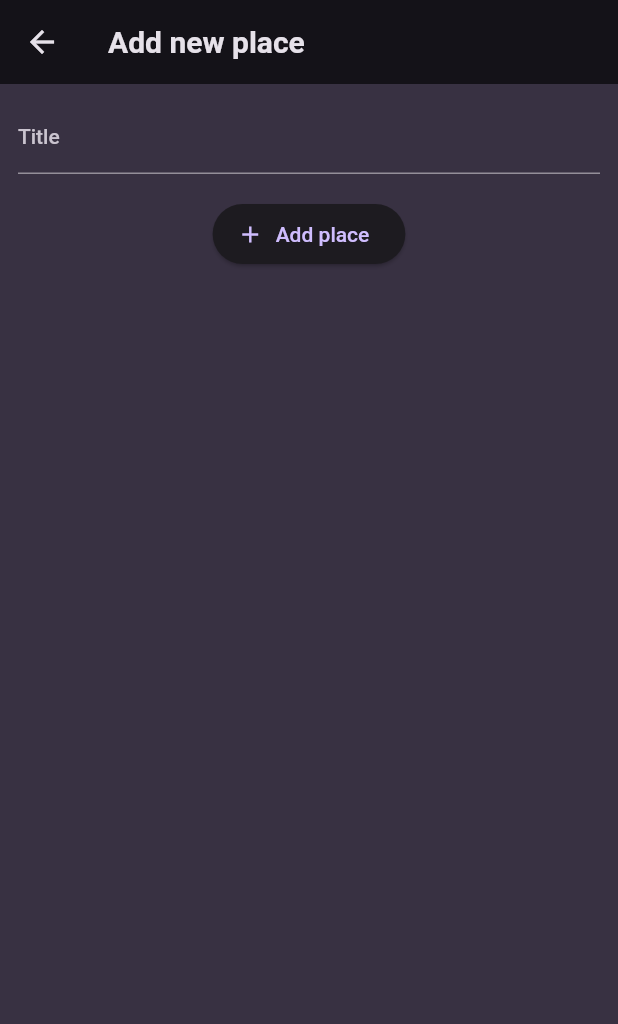
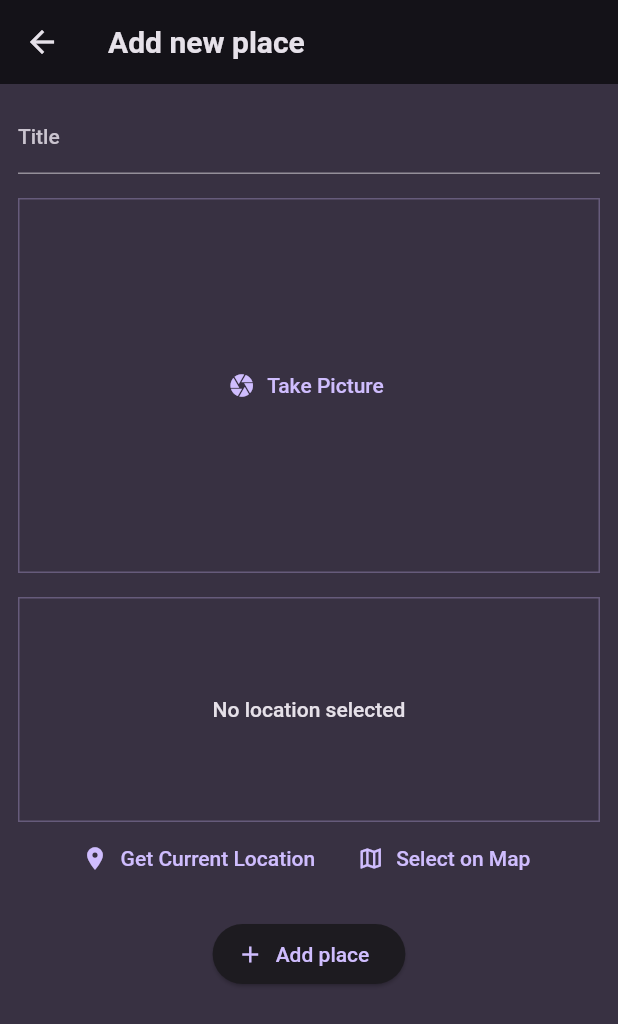
Before and after one commit to ducvt97/learn-flutter, a Flutter app: the screen it shows after launch, after a tap on the "add" icon, on a phone screen of 412 x 824 dp. Shown: the top 1024 px of the screen. Run offline on Flutter 3.47's test engine with Material 2 defaults, Android fonts, the phone set to English and light mode, and no system bars; our stand-ins replace cloud_firestore, firebase_auth, firebase_core, firebase_messaging, firebase_storage, flutter_riverpod and 4 more; accounts and stored records are empty.

Commit message:
Finish Favorite Places App

```diff
--- a/favorite_places_app/lib/providers/places.dart
+++ b/favorite_places_app/lib/providers/places.dart
@@ -1,13 +1,63 @@
+import 'dart:io';
+
+import 'package:flutter_riverpod/flutter_riverpod.dart';
+import 'package:path_provider/path_provider.dart' as syspaths;
+import 'package:path/path.dart' as path;
+import 'package:sqflite/sqflite.dart' as sql;
+import 'package:sqflite/sqlite_api.dart';
+
 import 'package:favorite_places_app/models/place.dart';
-import 'package:flutter_riverpod/flutter_riverpod.dart';
+
+Future<Database> _getDatabase() async {
+  final dbPath = await sql.getDatabasesPath();
+  final db = await sql.openDatabase(
+    path.join(dbPath, 'places.db'),
+    onCreate: (db, version) {
+      return db.execute(
+          'CREATE TABLE user_places(id TEXT PRIMARY KEY, title TEXT, image TEXT, lat REAL, lng REAL, address TEXT)');
+    },
+    version: 1,
+  );
+  return db;
+}
 
 class UserPlacesNotifier extends StateNotifier<List<Place>> {
   UserPlacesNotifier() : super([]);
 
-  void addPlace(String title) {
-    final newState = Place(title: title);
-    state = [newState, ...state];
+  Future<void> loadPlaces() async {
+    final db = await _getDatabase();
+    final data = await db.query('user_places');
+    final places = data
+        .map(
+          (row) => Place(
+            id: row['id'] as String,
+            title: row['title'] as String,
+            image: File(row['image'] as String),
+          ),
+        )
+        .toList();
+
+    state = places;
+  }
+
+  void addPlace(String title, File image) async {
+    final appDir = await syspaths.getApplicationDocumentsDirectory();
+    final filename = path.basename(image.path);
+    final copiedImage = await image.copy('${appDir.path}/$filename');
+
+    final newPlace = Place(title: title, image: copiedImage);
+
+    final db = await _getDatabase();
+    db.insert('user_places', {
+      'id': newPlace.id,
+      'title': newPlace.title,
+      'image': newPlace.image.path,
+    });
+
+    state = [newPlace, ...state];
   }
 }
 
-final userPlacesProvider = StateNotifierProvider((ref) => UserPlacesNotifier());
+final userPlacesProvider =
+    StateNotifierProvider<UserPlacesNotifier, List<Place>>(
+        (ref) => UserPlacesNotifier());
--- a/favorite_places_app/lib/screens/add_place.dart
+++ b/favorite_places_app/lib/screens/add_place.dart
@@ -1,14 +1,41 @@
+import 'dart:io';
+
+import 'package:favorite_places_app/providers/places.dart';
+import 'package:favorite_places_app/widgets/image_input.dart';
+import 'package:favorite_places_app/widgets/location_input.dart';
 import 'package:flutter/material.dart';
+import 'package:flutter_riverpod/flutter_riverpod.dart';
 
-class AddPlaceScreen extends StatefulWidget {
+class AddPlaceScreen extends ConsumerStatefulWidget {
   const AddPlaceScreen({super.key});
 
   @override
-  State<AddPlaceScreen> createState() => _AddPlaceScreenState();
+  ConsumerState<AddPlaceScreen> createState() => _AddPlaceScreenState();
 }
 
-class _AddPlaceScreenState extends State<AddPlaceScreen> {
+class _AddPlaceScreenState extends ConsumerState<AddPlaceScreen> {
   final _titleController = TextEditingController();
+  late File _selectedImage;
+
+  void addPlace() {
+    final title = _titleController.text;
+    if (title.isEmpty) return;
+    ref.read(userPlacesProvider.notifier).addPlace(title, _selectedImage);
+    Navigator.of(context).pop();
+  }
+
+  void onSelectImage(File image) {
+    setState(() {
+      _selectedImage = image;
+    });
+  }
+
+  @override
+  void dispose() {
+    _titleController.dispose();
+    super.dispose();
+  }
+
   @override
   Widget build(BuildContext context) {
     return Scaffold(
@@ -24,8 +51,12 @@ class _AddPlaceScreenState extends State<AddPlaceScreen> {
             style: TextStyle(color: Theme.of(context).colorScheme.onBackground),
           ),
           const SizedBox(height: 16),
+          ImageInput(onSelectImage: onSelectImage),
+          const SizedBox(height: 16),
+          const LocationInput(),
+          const SizedBox(height: 16),
           ElevatedButton.icon(
-            onPressed: () {},
+            onPressed: addPlace,
             icon: const Icon(Icons.add),
             label: const Text('Add place'),
           ),
--- a/favorite_places_app/lib/screens/places_list.dart
+++ b/favorite_places_app/lib/screens/places_list.dart
@@ -1,12 +1,30 @@
+import 'package:favorite_places_app/providers/places.dart';
 import 'package:favorite_places_app/screens/add_place.dart';
 import 'package:favorite_places_app/widgets/places_list.dart';
 import 'package:flutter/material.dart';
+import 'package:flutter_riverpod/flutter_riverpod.dart';
 
-class PlacesListScreen extends StatelessWidget {
+class PlacesListScreen extends ConsumerStatefulWidget {
   const PlacesListScreen({super.key});
 
   @override
+  ConsumerState<ConsumerStatefulWidget> createState() {
+    return _PlacesListScreenState();
+  }
+}
+
+class _PlacesListScreenState extends ConsumerState<PlacesListScreen> {
+  late Future<void> _placesFuture;
+
+  @override
+  void initState() {
+    super.initState();
+    _placesFuture = ref.read(userPlacesProvider.notifier).loadPlaces();
+  }
+
+  @override
   Widget build(BuildContext context) {
+    final places = ref.watch(userPlacesProvider);
     return Scaffold(
       appBar: AppBar(
         title: const Text('Your place'),
@@ -20,7 +38,13 @@ class PlacesListScreen extends StatelessWidget {
               icon: const Icon(Icons.add)),
         ],
       ),
-      body: PlacesList(places: []),
+      body: FutureBuilder(
+        future: _placesFuture,
+        builder: (context, snapshot) =>
+            snapshot.connectionState == ConnectionState.waiting
+                ? const Center(child: CircularProgressIndicator())
+                : PlacesList(places: places),
+      ),
     );
   }
 }
--- /dev/null
+++ b/favorite_places_app/lib/widgets/image_input.dart
@@ -0,0 +1,56 @@
+import 'dart:io';
+
+import 'package:flutter/material.dart';
+import 'package:image_picker/image_picker.dart';
+
+class ImageInput extends StatefulWidget {
+  const ImageInput({super.key, required this.onSelectImage});
+
+  final void Function(File image) onSelectImage;
+
+  @override
+  State<ImageInput> createState() => _ImageInputState();
+}
+
+class _ImageInputState extends State<ImageInput> {
+  File? _selectedImage;
+  void _takeImage() async {
+    final imagePicker = ImagePicker();
+    final pickedImage = await imagePicker.pickImage(source: ImageSource.camera);
+    if (pickedImage != null || _selectedImage != null) {
+      setState(() {
+        _selectedImage = File(pickedImage!.path);
+      });
+      widget.onSelectImage(_selectedImage!);
+    }
+  }
+
+  @override
+  Widget build(BuildContext context) {
+    Widget content = TextButton.icon(
+      onPressed: _takeImage,
+      icon: const Icon(Icons.camera),
+      label: const Text('Take Picture'),
+    );
+
+    if (_selectedImage != null) {
+      content = GestureDetector(
+        onTap: _takeImage,
+        child: Image.file(
+          _selectedImage!,
+          fit: BoxFit.cover,
+        ),
+      );
+    }
+
+    return Container(
+      height: 250,
+      width: double.infinity,
+      decoration: BoxDecoration(
+        border: Border.all(
+            color: Theme.of(context).colorScheme.primary.withOpacity(0.3)),
+      ),
+      child: content,
+    );
+  }
+}
--- /dev/null
+++ b/favorite_places_app/lib/widgets/location_input.dart
@@ -0,0 +1,85 @@
+import 'package:flutter/material.dart';
+import 'package:location/location.dart';
+
+class LocationInput extends StatefulWidget {
+  const LocationInput({super.key});
+
+  @override
+  State<LocationInput> createState() => _LocationInputState();
+}
+
+class _LocationInputState extends State<LocationInput> {
+  bool _isGettingLocation = false;
+  void _getCurrentLocation() async {
+    setState(() {
+      _isGettingLocation = true;
+    });
+
+    Location location = Location();
+
+    bool serviceEnabled;
+    PermissionStatus permissionGranted;
+    LocationData locationData;
+
+    serviceEnabled = await location.serviceEnabled();
+    if (!serviceEnabled) {
+      serviceEnabled = await location.requestService();
+      if (!serviceEnabled) {
+        return;
+      }
+    }
+
+    permissionGranted = await location.hasPermission();
+    if (permissionGranted == PermissionStatus.denied) {
+      permissionGranted = await location.requestPermission();
+      if (permissionGranted != PermissionStatus.granted) {
+        return;
+      }
+    }
+
+    locationData = await location.getLocation();
+    setState(() {
+      _isGettingLocation = false;
+    });
+  }
+
+  @override
+  Widget build(BuildContext context) {
+    return Column(
+      children: [
+        Container(
+          height: 150,
+          width: double.infinity,
+          alignment: Alignment.center,
+          decoration: BoxDecoration(
+            border: Border.all(
+                color: Theme.of(context).colorScheme.primary.withOpacity(0.3)),
+          ),
+          child: _isGettingLocation
+              ? const CircularProgressIndicator()
+              : Text(
+                  'No location selected',
+                  style: Theme.of(context).textTheme.bodyLarge!.copyWith(
+                        color: Theme.of(context).colorScheme.onBackground,
+                      ),
+                ),
+        ),
+        Row(
+          mainAxisAlignment: MainAxisAlignment.center,
+          children: [
+            TextButton.icon(
+              onPressed: _getCurrentLocation,
+              icon: const Icon(Icons.location_on),
+              label: const Text('Get Current Location'),
+            ),
+            TextButton.icon(
+              onPressed: () {},
+              icon: const Icon(Icons.map_outlined),
+              label: const Text('Select on Map'),
+            ),
+          ],
+        )
+      ],
+    );
+  }
+}
--- a/favorite_places_app/pubspec.yaml
+++ b/favorite_places_app/pubspec.yaml
@@ -38,6 +38,11 @@ dependencies:
   google_fonts: ^4.0.4
   uuid: ^3.0.7
   flutter_riverpod: ^2.3.6
+  image_picker: ^0.8.7+5
+  location: ^4.4.0
+  path: ^1.8.2
+  path_provider: ^2.0.15
+  sqflite: ^2.2.8+2
 
 dev_dependencies:
   flutter_test:
```
Also changed, not shown: favorite_places_app/lib/models/place.dart (+7 -3 lines), favorite_places_app/lib/screens/place_detail.dart (+24 -0 lines), favorite_places_app/lib/widgets/places_list.dart (+8 -0 lines), favorite_places_app/pubspec.lock, 1 other file.
